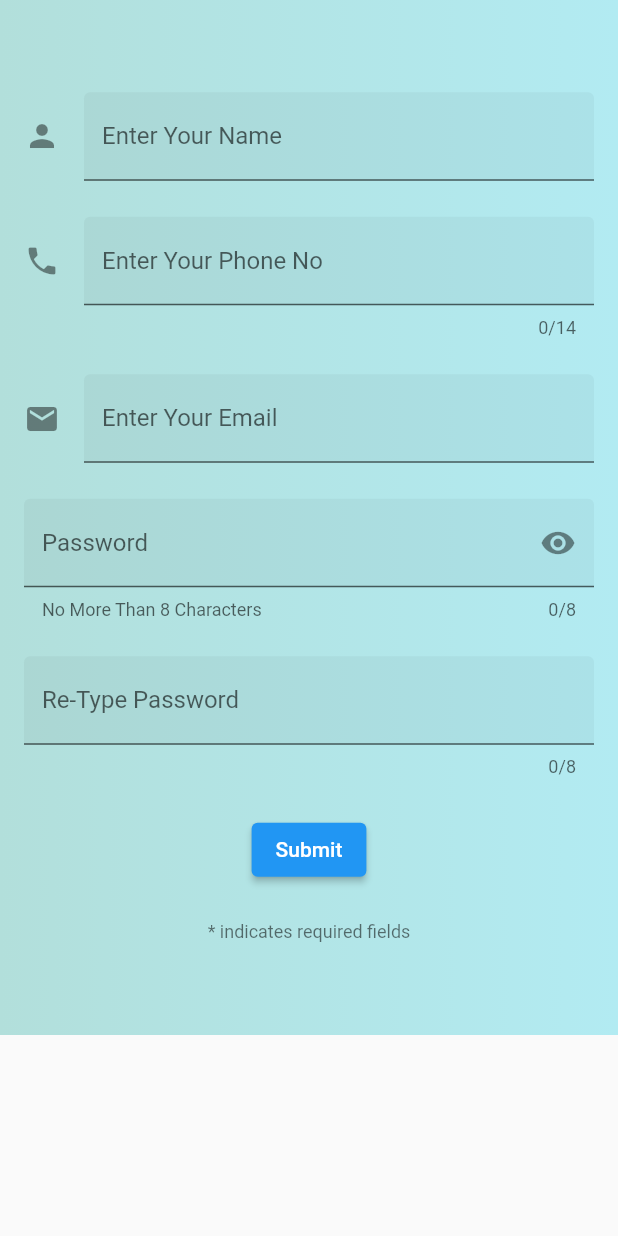
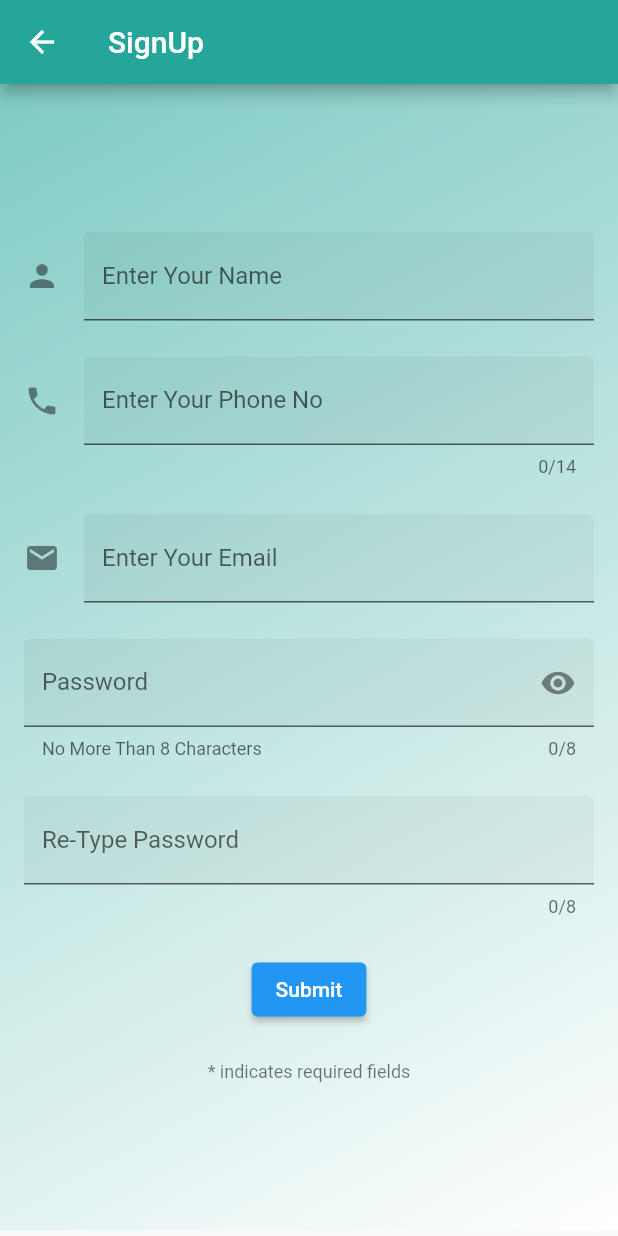
Before and after one commit to viveksinghvats/omnifit, a Flutter app: the SignupView screen opened by its route, on a phone screen of 412 x 824 dp. Run offline on Flutter 3.47's test engine with Material 2 defaults, Android fonts, the phone set to English and light mode, and no system bars; our stand-ins replace firebase_auth, firebase_core, flutter_screenutil, get, get_storage, pinput; accounts and stored records are empty; Roboto replaces fonts that are missing (Georgia).

Commit message:
signup page added

```diff
--- a/lib/app/modules/otpLogin/views/otp_login_view.dart
+++ b/lib/app/modules/otpLogin/views/otp_login_view.dart
@@ -2,6 +2,7 @@ import 'package:flutter/material.dart';
 import 'package:flutter_screenutil/flutter_screenutil.dart';
 
 import 'package:get/get.dart';
+import 'package:omnifit/app/resources/constant.dart';
 import 'package:omnifit/app/routes/app_pages.dart';
 
 import '../../otpverify/views/otp_verify_view.dart';
--- a/lib/app/modules/signup/views/signup_view.dart
+++ b/lib/app/modules/signup/views/signup_view.dart
@@ -13,16 +13,23 @@ class SignupView extends GetView<SignupController> {
       designSize: const Size(360, 690),
       builder: () => SafeArea(
         child: Scaffold(
-            body: Column(
+            appBar: AppBar(
+              title: Text("SignUp"),
+            ),
+            body: SingleChildScrollView(
+              child: Column(
                 children: [
                   Container(
-                height: 690,
+                      height: 640.h,
                       alignment: Alignment.center,
                       decoration: BoxDecoration(
                           gradient: LinearGradient(
-                        colors: [Colors.teal[100], Colors.cyan[100]])),
+                              colors: [Colors.teal[200], Colors.white],
+                              begin: Alignment.topLeft,
+                              end: Alignment.bottomRight)),
                       child: TextFormFieldDemo()),
                 ],
+              ),
             )),
       ),
     );
--- /dev/null
+++ b/lib/app/resources/constant.dart
@@ -0,0 +1 @@
+const int $asterisk = 0X2A;
--- a/lib/main.dart
+++ b/lib/main.dart
@@ -16,6 +16,7 @@ Future<void> main() async {
       debugShowCheckedModeBanner: false,
       initialRoute: AppPages.INITIAL,
       getPages: AppPages.routes,
+      defaultTransition: Transition.cupertino,
       theme: ThemeData(
         brightness: Brightness.light,
         fontFamily: 'Georgia',
```
Also changed, not shown: 1 other file. Lines whose indentation alone changed are shown as unchanged.
